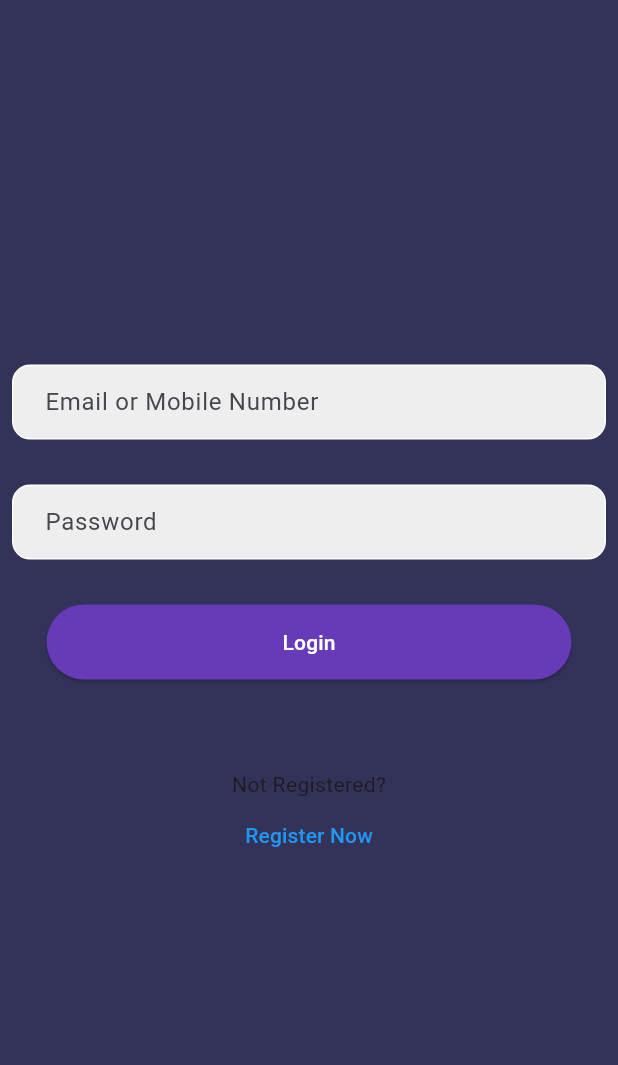
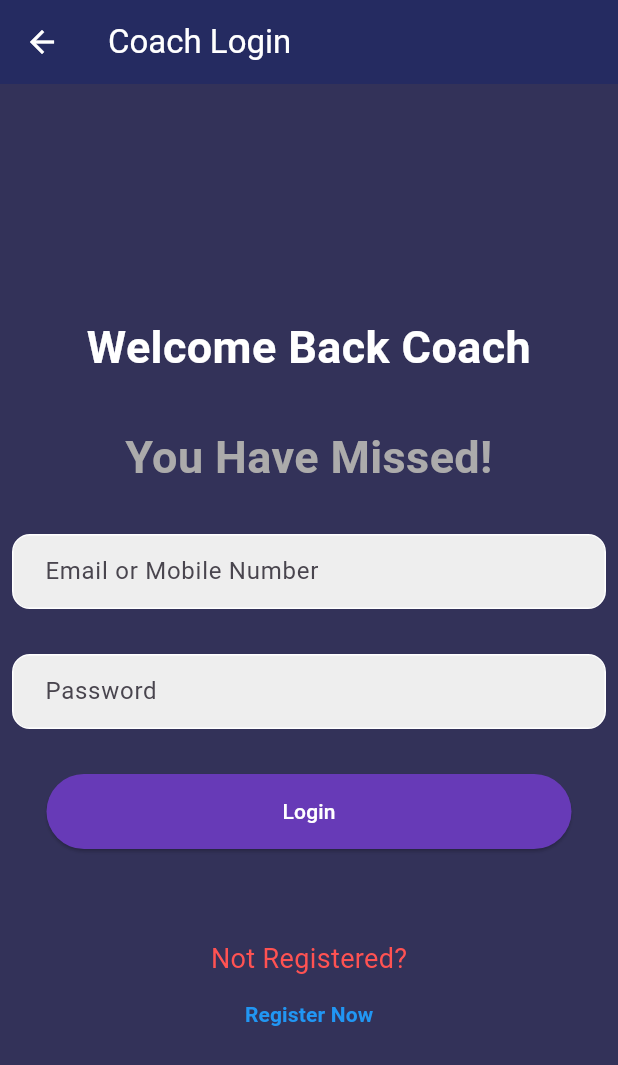
Before and after one commit to Rahul-Sanjeev/Alan-Thilak-Karate-School-International, a Flutter app: the screen it shows after launch, after a tap on "Coach", on a phone screen of 412 x 824 dp. Shown: the top 1065 px of the screen. Run offline on Flutter 3.47's test engine with Material 2 defaults, Android fonts, the phone set to English and light mode, and no system bars.

Commit message:
DashBoard Added

```diff
--- a/alanthilakapp/lib/contants/colors.dart
+++ b/alanthilakapp/lib/contants/colors.dart
@@ -1,10 +1,16 @@
 import 'package:flutter/material.dart';
 
 const Color kScaffoldBGColor = Color.fromARGB(244, 42, 41, 82);
+
 const Color kTextFieldColor = Colors.white;
+
 const Color kTextColor1 = Colors.white;
 const Color kTextColor2 = Color.fromARGB(255, 213, 213, 213);
 const Color kTextColor3 = Color.fromARGB(255, 172, 171, 171);
+
 const Color kTextColorBlue = Colors.blue;
 const Color kTextColorRed = Colors.redAccent;
+
 const Color kContainerColor = Colors.white60;
+
+const Color kAppBarColor = Color.fromARGB(177, 32, 40, 101);
--- a/alanthilakapp/lib/screens/coach/login_coach.dart
+++ b/alanthilakapp/lib/screens/coach/login_coach.dart
@@ -11,6 +11,14 @@ class CoachLoginScreen extends StatelessWidget {
   Widget build(BuildContext context) {
     return Scaffold(
       backgroundColor: kScaffoldBGColor,
+      appBar: AppBar(
+        iconTheme: const IconThemeData(color: Colors.white),
+        backgroundColor: kAppBarColor,
+        title: const Text(
+          'Coach Login',
+          style: TextStyle(color: Colors.white),
+        ),
+      ),
       body: SafeArea(
         child: Padding(
           padding: const EdgeInsets.all(8.0),
@@ -18,6 +26,31 @@ class CoachLoginScreen extends StatelessWidget {
             child: Column(
               mainAxisAlignment: MainAxisAlignment.center,
               children: [
+                const SizedBox(
+                  height: 30,
+                ),
+                const Text(
+                  'Welcome Back Coach',
+                  style: TextStyle(
+                      color: kTextColor1,
+                      fontSize: 30,
+                      fontWeight: FontWeight.bold),
+                  textAlign: TextAlign.center,
+                ),
+                const SizedBox(
+                  height: 30,
+                ),
+                const Text(
+                  'You Have Missed!',
+                  style: TextStyle(
+                      color: kTextColor3,
+                      fontSize: 30,
+                      fontWeight: FontWeight.bold),
+                  textAlign: TextAlign.center,
+                ),
+                const SizedBox(
+                  height: 30,
+                ),
                 Container(
                   decoration: BoxDecoration(
                     color: Colors.grey[200],
@@ -75,7 +108,10 @@ class CoachLoginScreen extends StatelessWidget {
                 const SizedBox(
                   height: 60,
                 ),
-                const Text('Not Registered?'),
+                const Text(
+                  'Not Registered?',
+                  style: TextStyle(color: kTextColorRed, fontSize: 18),
+                ),
                 TextButton(
                   onPressed: () {
                     // navigate to coach registeration page;
@@ -83,7 +119,8 @@ class CoachLoginScreen extends StatelessWidget {
                   },
                   child: const Text(
                     'Register Now',
-                    style: TextStyle(color: Colors.blue),
+                    style: TextStyle(
+                        color: kTextColorBlue, fontWeight: FontWeight.bold),
                   ),
                 )
               ],
--- a/alanthilakapp/lib/screens/user_selection.dart
+++ b/alanthilakapp/lib/screens/user_selection.dart
@@ -46,7 +46,10 @@ class UserSelectionScreen extends StatelessWidget {
               const SizedBox(
                 height: 20,
               ),
-              const Text('OR'),
+              const Text(
+                'OR',
+                style: TextStyle(color: Colors.white),
+              ),
               const SizedBox(
                 height: 20,
               ),
```
Also changed, not shown: alanthilakapp/lib/screens/Membership/enquiry.dart (+28 -5 lines), alanthilakapp/lib/screens/Membership/join.dart (+11 -2 lines), alanthilakapp/lib/screens/coach/c_home.dart (+54 -0 lines), alanthilakapp/lib/screens/coach/registration_coach.dart (+10 -3 lines), alanthilakapp/lib/screens/student/login_student.dart (+8 -0 lines), alanthilakapp/lib/screens/student/registration_student.dart (+8 -0 lines), alanthilakapp/lib/screens/student/s_home.dart (+30 -9 lines).
